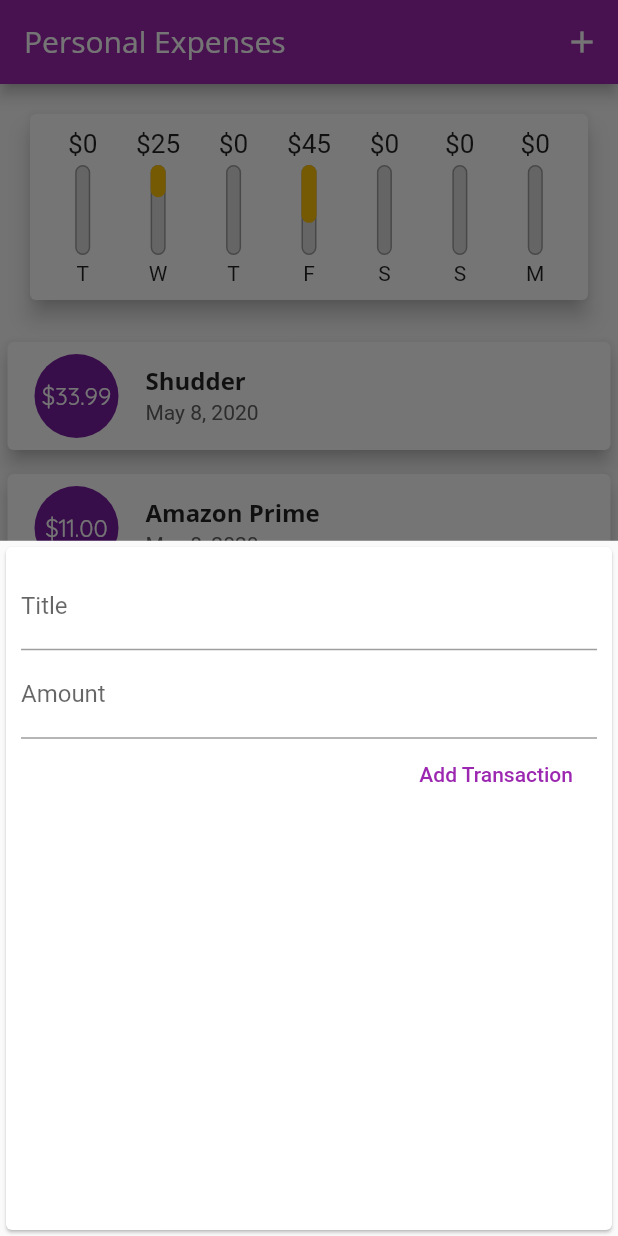
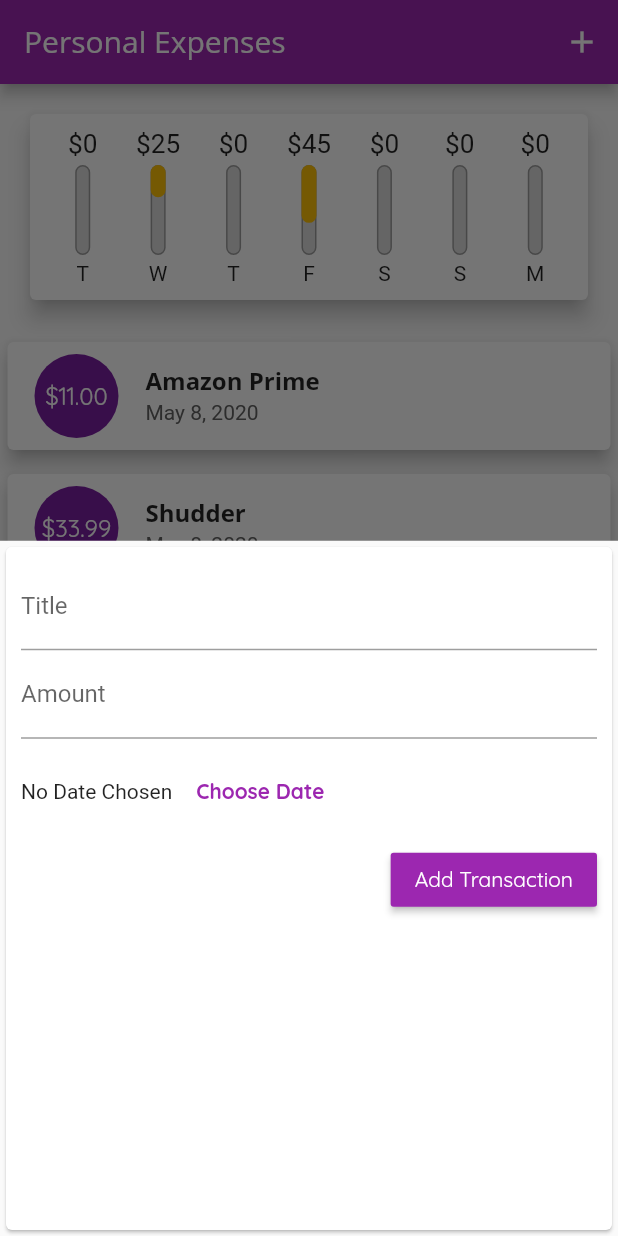
Before and after one commit to OakRaven/PersonalExpeseApp, a Flutter app: the screen it shows after launch, after a tap on the "add" icon, on a phone screen of 412 x 824 dp. Run offline on Flutter 3.47's test engine with Material 2 defaults, Android fonts, the phone set to English and light mode, and no system bars.

Commit message:
Completed lesson 106

```diff
--- a/lib/main.dart
+++ b/lib/main.dart
@@ -23,6 +23,9 @@ class MyApp extends StatelessWidget {
                   fontFamily: 'OpenSans',
                   fontWeight: FontWeight.bold,
                   fontSize: 16),
+              button: TextStyle(
+                color: Colors.white,
+              ),
             ),
         appBarTheme: AppBarTheme(
           textTheme: ThemeData.light().textTheme.copyWith(
@@ -89,13 +92,15 @@ class _MyHomePageState extends State<MyHomePage> {
     }).toList();
   }
 
-  void _addTransaction({String title, double amount}) {
+  void _addTransaction({String title, double amount, DateTime date}) {
     setState(() {
       _userTranasctions.add(Transaction(
           id: DateTime.now().toString(),
           title: title,
           amount: amount,
-          date: DateTime.now()));
+          date: date));
+
+      _userTranasctions.sort((b, a) => a.date.compareTo(b.date));
     });
   }
 
@@ -105,6 +110,10 @@ class _MyHomePageState extends State<MyHomePage> {
         builder: (_) {
           return NewTransaction(_addTransaction);
         });
+  }
+
+  _MyHomePageState() {
+    _userTranasctions.sort((b, a) => a.date.compareTo(b.date));
   }
 
   @override
@@ -125,7 +134,7 @@ class _MyHomePageState extends State<MyHomePage> {
         child: Column(
           children: <Widget>[
             Chart(recentTransactions),
-            TransactionList(_userTranasctions.reversed.toList()),
+            TransactionList(_userTranasctions),
           ],
         ),
       ),
--- a/lib/widgets/new_transaction.dart
+++ b/lib/widgets/new_transaction.dart
@@ -1,4 +1,5 @@
 import 'package:flutter/material.dart';
+import 'package:intl/intl.dart';
 
 class NewTransaction extends StatefulWidget {
   final Function addTransaction;
@@ -12,18 +13,38 @@ class NewTransaction extends StatefulWidget {
 class _NewTransactionState extends State<NewTransaction> {
   final titleController = TextEditingController();
   final amountController = TextEditingController();
+  DateTime _selectedDate;
 
   void _submitTransaction() {
     var enteredTitle = titleController.text;
     var enteredAmount = double.parse(amountController.text);
 
-    if (enteredTitle.isEmpty || enteredAmount <= 0) {
+    if (enteredTitle.isEmpty || enteredAmount <= 0 || _selectedDate == null) {
       return;
     }
 
-    widget.addTransaction(title: enteredTitle, amount: enteredAmount);
+    widget.addTransaction(
+      title: enteredTitle,
+      amount: enteredAmount,
+      date: _selectedDate,
+    );
 
     Navigator.of(context).pop();
+  }
+
+  void _showDatePicker() {
+    showDatePicker(
+      context: context,
+      initialDate: DateTime.now(),
+      firstDate: DateTime(DateTime.now().year - 1),
+      lastDate: DateTime.now(),
+    ).then((value) {
+      if (value != null) {
+        setState(() {
+          _selectedDate = value;
+        });
+      }
+    });
   }
 
   @override
@@ -45,9 +66,28 @@ class _NewTransactionState extends State<NewTransaction> {
               keyboardType: TextInputType.number,
               onSubmitted: (_) => _submitTransaction(),
             ),
-            FlatButton(
+            Container(
+              height: 70,
+              child: Row(
+                children: <Widget>[
+                  _selectedDate == null
+                      ? Text('No Date Chosen')
+                      : Text(DateFormat.yMMMMd().format(_selectedDate)),
+                  FlatButton(
+                    textColor: Theme.of(context).primaryColor,
+                    child: Text(
+                      'Choose Date',
+                      style: TextStyle(fontWeight: FontWeight.bold),
+                    ),
+                    onPressed: _showDatePicker,
+                  )
+                ],
+              ),
+            ),
+            RaisedButton(
               child: Text('Add Transaction'),
-              textColor: Colors.purple,
+              color: Theme.of(context).primaryColor,
+              textColor: Theme.of(context).textTheme.button.color,
               onPressed: _submitTransaction,
             )
           ],
```
